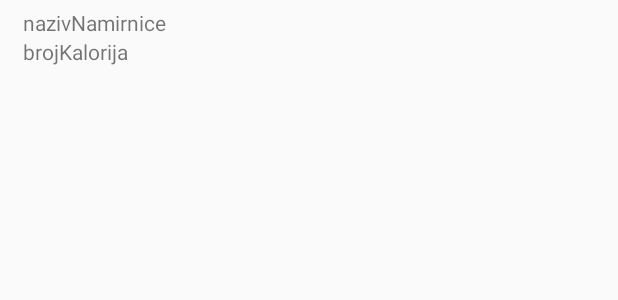
After one commit to jpetanjek/FitApp, an Android app: the layout meallistrow.xml on its own in the app's theme, with its tools: preview values and no code run, on a phone screen of 412 x 824 dp. The commit adds this screen. Shown: the top 300 px of the screen. Run offline under Robolectric (Android 15) with nearby library versions, the phone set to English and light mode, and no system bars.

Commit message:
#12 Dodan NamirniceObrokAdapter za rad s prikazom podataka na FoodDiary aktivnosti.

```diff
--- /dev/null
+++ b/FitApp/app/src/main/res/layout/meallistrow.xml
@@ -0,0 +1,30 @@
+<?xml version="1.0" encoding="utf-8"?>
+<LinearLayout xmlns:android="http://schemas.android.com/apk/res/android"
+    android:orientation="vertical"
+    android:layout_width="match_parent"
+    android:layout_height="match_parent">
+
+    <!--<TextView
+        android:layout_width="wrap_content"
+        android:layout_height="wrap_content"
+        android:text="idNamirnicaObrok"
+        android:id="@+id/idNamirnicaObrok"
+        android:paddingLeft="10dp" />-->
+
+    <TextView
+        android:id="@+id/nazivNamirnice"
+        android:layout_width="wrap_content"
+        android:layout_height="wrap_content"
+        android:text="nazivNamirnice"
+        android:paddingLeft="15dp"
+        android:paddingTop="5dp"/>
+
+    <TextView
+        android:id="@+id/brojKalorija"
+        android:layout_width="wrap_content"
+        android:layout_height="wrap_content"
+        android:text="brojKalorija"
+        android:paddingLeft="15dp"
+        android:paddingBottom="5dp"/>
+
+</LinearLayout>
```
Also changed, not shown: FitApp/app/src/main/java/com/example/fitapp/MainActivity.java (+28 -0 lines), FitApp/app/src/main/java/com/example/fitapp/adapters/NamirniceObrokaAdapter.java (added, +58 -0 lines).
